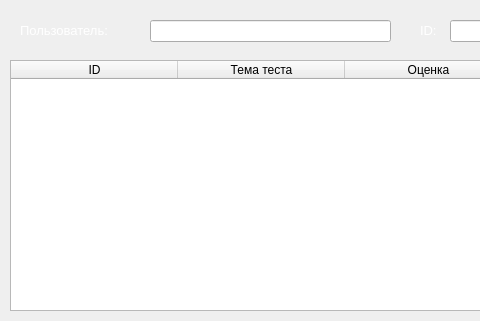
Qt form userteststatswindow.ui (RCh-stack/ray-tracing-alpha-1.3) before a commit; both pictures show x 0 to 480 and y 0 to 321 of the 729 by 321 pixel window.
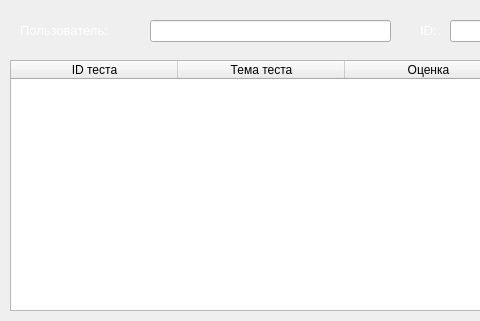
The same form after that commit. Icons and pictures are not drawn.

Diff of the .ui file:
```diff
--- a/userteststatswindow.ui
+++ b/userteststatswindow.ui
@@ -59,7 +59,7 @@
    </attribute>
    <column>
     <property name="text">
-     <string>ID</string>
+     <string>ID теста</string>
     </property>
    </column>
    <column>
```
